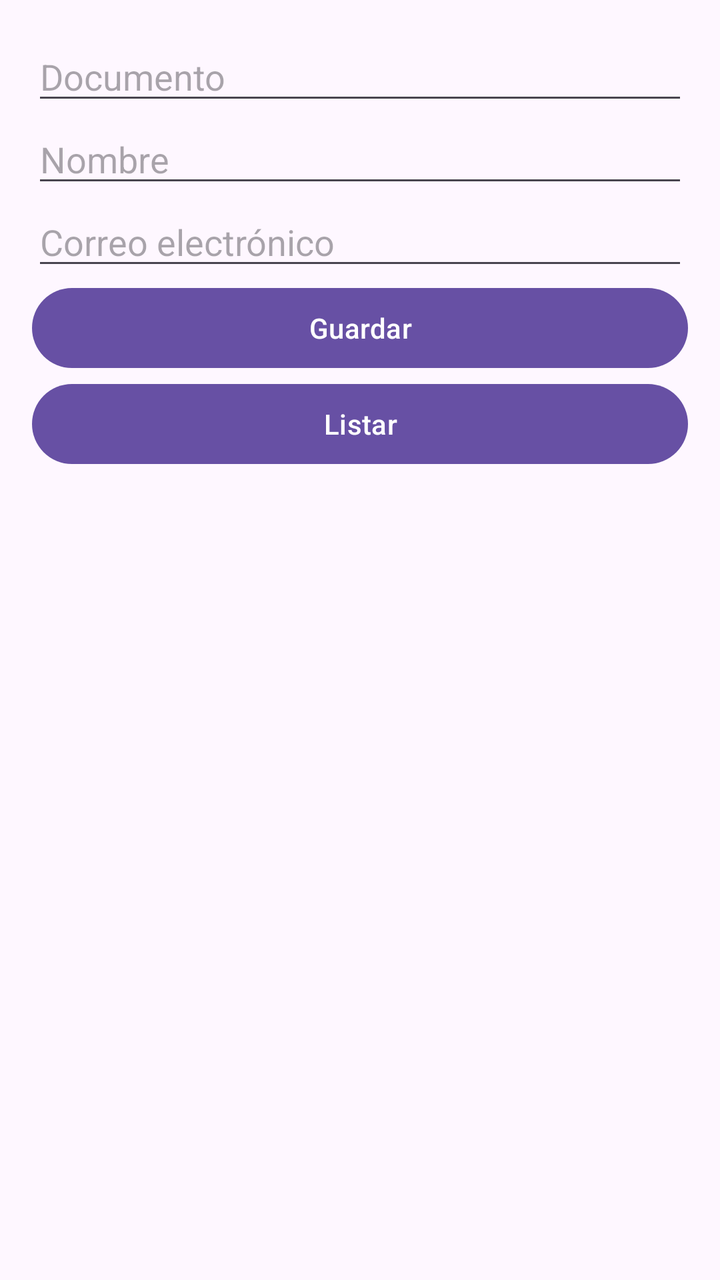
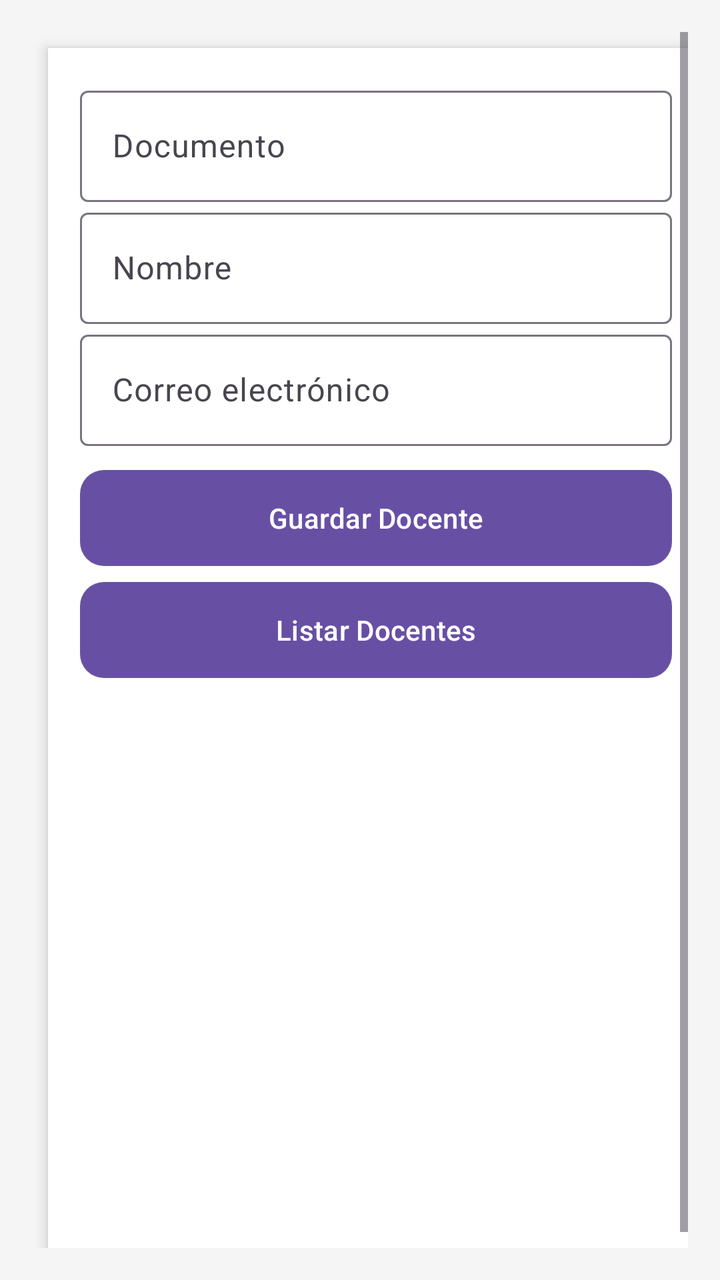

Two renders of the same Android screen: before a commit and after it. Below are the layout's source before the change and the commit's diff.
<!-- AndroidManifest.xml: application theme Theme.GestionEstudiantes -->
<!-- res/layout/activity_docente.xml -->
<?xml version="1.0" encoding="utf-8"?>
<LinearLayout xmlns:android="http://schemas.android.com/apk/res/android"
    android:orientation="vertical"
    android:layout_width="match_parent"
    android:layout_height="match_parent"
    android:padding="16dp">

    <EditText
        android:id="@+id/etDocumentoDocente"
        android:layout_width="match_parent"
        android:layout_height="wrap_content"
        android:hint="Documento" />

    <EditText
        android:id="@+id/etNombreDocente"
        android:layout_width="match_parent"
        android:layout_height="wrap_content"
        android:hint="Nombre" />

    <EditText
        android:id="@+id/etCorreoDocente"
        android:layout_width="match_parent"
        android:layout_height="wrap_content"
        android:hint="Correo electrónico" />

    <Button
        android:id="@+id/btnGuardarDocente"
        android:layout_width="match_parent"
        android:layout_height="wrap_content"
        android:text="Guardar" />

    <Button
        android:id="@+id/btnListarDocentes"
        android:layout_width="match_parent"
        android:layout_height="wrap_content"
        android:text="Listar" />

    <ListView
        android:id="@+id/lvDocentes"
        android:layout_width="match_parent"
        android:layout_height="0dp"
        android:layout_weight="1" />
</LinearLayout>
<!-- resources referenced by this layout -->
<resources>
  <style name="Theme.GestionEstudiantes" parent="Base.Theme.GestionEstudiantes" />
  <style name="Base.Theme.GestionEstudiantes" parent="Theme.Material3.DayNight.NoActionBar">
          
          
      </style>
</resources>

<!-- the commit's change to res/layout/activity_docente.xml (unified diff, before → after) -->
@@ -1,43 +1,116 @@
 <?xml version="1.0" encoding="utf-8"?>
-<LinearLayout xmlns:android="http://schemas.android.com/apk/res/android"
-    android:orientation="vertical"
+<androidx.constraintlayout.widget.ConstraintLayout
+    xmlns:android="http://schemas.android.com/apk/res/android"
+    xmlns:app="http://schemas.android.com/apk/res-auto"
+    android:id="@+id/main"
     android:layout_width="match_parent"
     android:layout_height="match_parent"
+    android:background="@color/background"
     android:padding="16dp">
 
-    <EditText
-        android:id="@+id/etDocumentoDocente"
-        android:layout_width="match_parent"
+    
+    <ProgressBar
+        android:id="@+id/progressBar"
+        style="?android:attr/progressBarStyleLarge"
+        android:layout_width="wrap_content"
         android:layout_height="wrap_content"
-        android:hint="Documento" />
+        android:visibility="gone"
+        app:layout_constraintTop_toTopOf="parent"
+        app:layout_constraintBottom_toBottomOf="parent"
+        app:layout_constraintStart_toStartOf="parent"
+        app:layout_constraintEnd_toEndOf="parent"/>
 
-    <EditText
-        android:id="@+id/etNombreDocente"
-        android:layout_width="match_parent"
-        android:layout_height="wrap_content"
-        android:hint="Nombre" />
+    <ScrollView
+        android:id="@+id/scrollView"
+        android:layout_width="0dp"
+        android:layout_height="0dp"
+        android:fillViewport="true"
+        app:layout_constraintTop_toTopOf="parent"
+        app:layout_constraintBottom_toBottomOf="parent"
+        app:layout_constraintStart_toStartOf="parent"
+        app:layout_constraintEnd_toEndOf="parent">
 
-    <EditText
-        android:id="@+id/etCorreoDocente"
-        android:layout_width="match_parent"
-        android:layout_height="wrap_content"
-        android:hint="Correo electrónico" />
+        <LinearLayout
+            android:layout_width="match_parent"
+            android:layout_height="wrap_content"
+            android:orientation="vertical"
+            android:padding="16dp"
+            android:background="@color/white"
+            android:elevation="4dp"
+            android:layout_margin="8dp"
+            android:clipToPadding="false">
 
-    <Button
-        android:id="@+id/btnGuardarDocente"
-        android:layout_width="match_parent"
-        android:layout_height="wrap_content"
-        android:text="Guardar" />
+            
+            <com.google.android.material.textfield.TextInputLayout
+                android:layout_width="match_parent"
+                android:layout_height="wrap_content"
+                android:hint="@string/documento">
 
-    <Button
-        android:id="@+id/btnListarDocentes"
-        android:layout_width="match_parent"
-        android:layout_height="wrap_content"
-        android:text="Listar" />
+                <com.google.android.material.textfield.TextInputEditText
+                    android:id="@+id/etDocumentoDocente"
+                    android:layout_width="match_parent"
+                    android:layout_height="wrap_content"
+                    android:textColor="@color/text_primary" />
+            </com.google.android.material.textfield.TextInputLayout>
 
-    <ListView
-        android:id="@+id/lvDocentes"
-        android:layout_width="match_parent"
-        android:layout_height="0dp"
-        android:layout_weight="1" />
-</LinearLayout>
+            
+            <com.google.android.material.textfield.TextInputLayout
+                android:layout_width="match_parent"
+                android:layout_height="wrap_content"
+                android:hint="@string/nombre">
+
+                <com.google.android.material.textfield.TextInputEditText
+                    android:id="@+id/etNombreDocente"
+                    android:layout_width="match_parent"
+                    android:layout_height="wrap_content"
+                    android:textColor="@color/text_primary" />
+            </com.google.android.material.textfield.TextInputLayout>
+
+            
+            <com.google.android.material.textfield.TextInputLayout
+                android:layout_width="match_parent"
+                android:layout_height="wrap_content"
+                android:hint="@string/correo_electr_nico">
+
+                <com.google.android.material.textfield.TextInputEditText
+                    android:id="@+id/etCorreoDocente"
+                    android:layout_width="match_parent"
+                    android:layout_height="wrap_content"
+                    android:textColor="@color/text_primary"
+                    android:inputType="textEmailAddress" />
+            </com.google.android.material.textfield.TextInputLayout>
+
+            
+            <Button
+                android:id="@+id/btnGuardarDocente"
+                android:layout_width="match_parent"
+                android:layout_height="wrap_content"
+                android:text="@string/guardar_docente"
+                android:backgroundTint="@color/primary"
+                android:textColor="@color/white"
+                android:layout_marginTop="12dp"
+                android:layout_marginBottom="8dp"
+                android:background="@drawable/rounded_button" />
+
+            
+            <Button
+                android:id="@+id/btnListarDocentes"
+                android:layout_width="match_parent"
+                android:layout_height="wrap_content"
+                android:text="@string/listar_docentes"
+                android:backgroundTint="@color/primary_light"
+                android:textColor="@color/white"
+                android:layout_marginBottom="16dp"
+                android:background="@drawable/rounded_button" />
+
+            
+            <ListView
+                android:id="@+id/lvDocentes"
+                android:layout_width="match_parent"
+                android:layout_height="wrap_content"
+                android:divider="@android:color/darker_gray"
+                android:dividerHeight="1dp" />
+        </LinearLayout>
+    </ScrollView>
+
+</androidx.constraintlayout.widget.ConstraintLayout>
<!-- resource entries referenced after the edit -->
@@ -1,5 +1,20 @@
 <!-- resources referenced by this layout -->
 <resources>
+  <color name="background">#F5F5F5</color>
+  <color name="primary">#1976D2</color>
+  <color name="primary_light">#63A4FF</color>
+  <color name="text_primary">#212121</color>
+  <color name="white">#FFFFFF</color>
+  <!-- drawable rounded_button (drawable) -->
+  <shape xmlns:android="http://schemas.android.com/apk/res/android" android:shape="rectangle">
+      <solid android:color="?attr/colorPrimary" />
+      <corners android:radius="12dp" />
+  </shape>
+  <string name="correo_electr_nico">Correo electrónico</string>
+  <string name="documento">Documento</string>
+  <string name="guardar_docente">Guardar Docente</string>
+  <string name="listar_docentes">Listar Docentes</string>
+  <string name="nombre">Nombre</string>
   <style name="Theme.GestionEstudiantes" parent="Base.Theme.GestionEstudiantes" />
   <style name="Base.Theme.GestionEstudiantes" parent="Theme.Material3.DayNight.NoActionBar">
           
